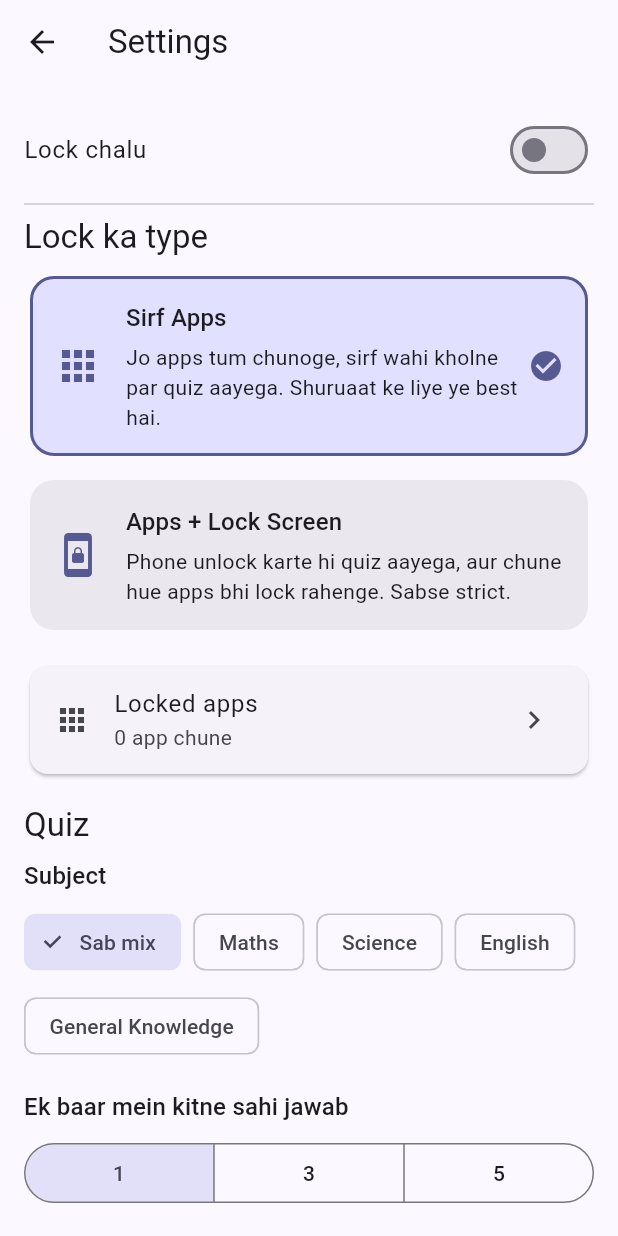
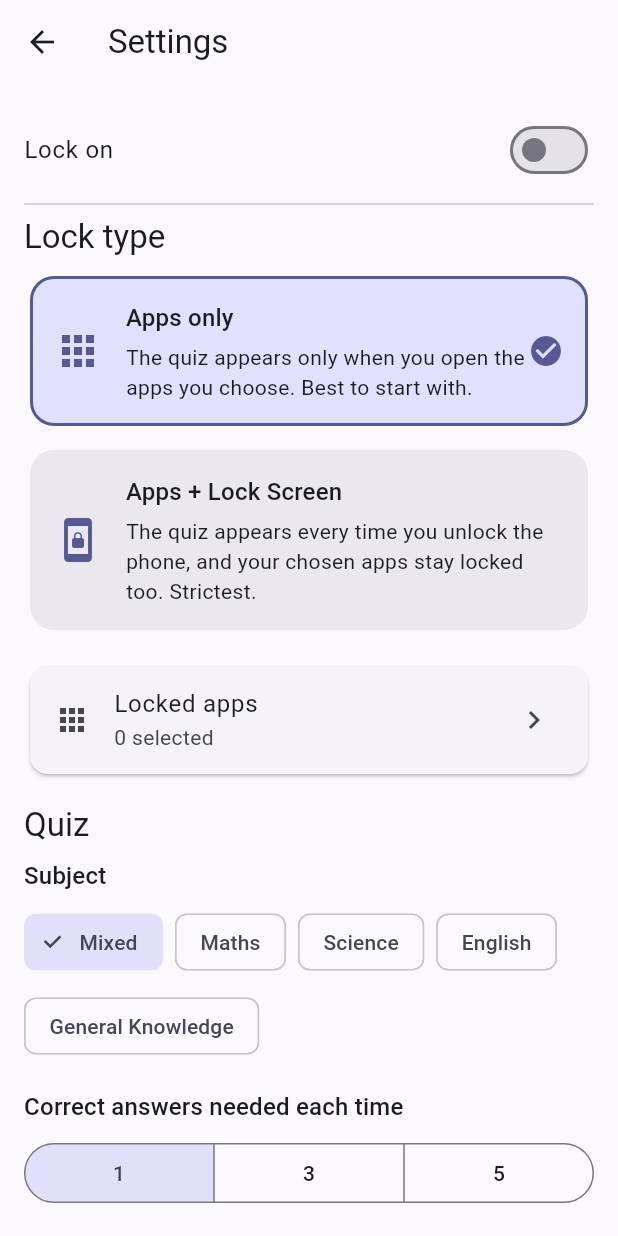
Before and after one commit to scarwill/lock-app, a Flutter app: the SettingsScreen screen opened directly with empty values, on a phone screen of 412 x 824 dp. Run offline on Flutter 3.47's test engine with Material 3 defaults, Android fonts, the phone set to English and light mode, and no system bars.

Commit message:
Switch the whole app UI to English
Co-Authored-By: Claude Opus 5.5 <noreply@anthropic.com>
Claude-Session: https://claude.ai/code/session_01Whi4AxV14YsvU285gLF8Gs

```diff
--- a/assets/questions.json
+++ b/assets/questions.json
@@ -1,6 +1,6 @@
 {
   "version": 1,
-  "note": "Sirf testing ke 5 sawal. Asli question bank baad mein yahin daalna hai, isi format mein.",
+  "note": "5 questions for testing only. Add the real question bank here later, in the same format.",
   "questions": [
     {
       "id": "test-maths-1",
--- a/lib/screens/home.dart
+++ b/lib/screens/home.dart
@@ -98,17 +98,17 @@ class _HomeScreenState extends State<HomeScreen> with WidgetsBindingObserver {
                   crossAxisAlignment: CrossAxisAlignment.start,
                   children: [
                     Text(
-                      on ? '🔒 Lock chalu hai' : '⚠️ Lock abhi nahi chal raha',
+                      on ? '🔒 Lock is on' : '⚠️ Lock is not running',
                       style: text.headlineSmall?.copyWith(color: Colors.white),
                     ),
                     const SizedBox(height: 8),
                     Text(
-                      '${s.lockedApps.length} apps lock'
+                      '${s.lockedApps.length} apps locked'
                       '${s.locksScreen ? ' + lock screen quiz' : ''}',
                       style: const TextStyle(color: Colors.white),
                     ),
                     if (st.freeUntil != null)
-                      Text('Free time: ${_time(st.freeUntil!)} tak',
+                      Text('Free until ${_time(st.freeUntil!)}',
                           style: const TextStyle(color: Colors.white)),
                   ],
                 ),
@@ -118,23 +118,23 @@ class _HomeScreenState extends State<HomeScreen> with WidgetsBindingObserver {
               Card(
                 child: ListTile(
                   leading: const Icon(Icons.error, color: Colors.red),
-                  title: Text('Permission band ho gayi: ${missing.join(', ')}'),
-                  subtitle: const Text('Iske bina lock kaam nahi karega.'),
+                  title: Text('Permission turned off: ${missing.join(', ')}'),
+                  subtitle: const Text('The lock will not work without it.'),
                   trailing: FilledButton(
                     onPressed: () => Native.openPermission(
                         _perms['usage'] != true ? 'usage' : 'overlay'),
-                    child: const Text('Theek karo'),
+                    child: const Text('Fix'),
                   ),
                 ),
               ),
             const SizedBox(height: 8),
-            Text('Aaj', style: text.titleMedium),
+            Text('Today', style: text.titleMedium),
             const SizedBox(height: 8),
             Row(
               children: [
-                _Stat('Sahi', '${st.todayCorrect}', Colors.green),
-                _Stat('Galat', '${st.todayWrong}', Colors.red),
-                _Stat('Skip bache', '${st.skipsLeft}', Colors.blue),
+                _Stat('Correct', '${st.todayCorrect}', Colors.green),
+                _Stat('Wrong', '${st.todayWrong}', Colors.red),
+                _Stat('Skips left', '${st.skipsLeft}', Colors.blue),
               ],
             ),
             if (_pending != null) ...[
@@ -142,9 +142,9 @@ class _HomeScreenState extends State<HomeScreen> with WidgetsBindingObserver {
               Card(
                 child: ListTile(
                   leading: const Icon(Icons.schedule),
-                  title: const Text('Ek change pending hai'),
+                  title: const Text('A change is pending'),
                   subtitle:
-                      Text('${_date(_pending!.applyAt)} ko lagu hoga.'),
+                      Text('Takes effect on ${_date(_pending!.applyAt)}.'),
                   trailing: TextButton(
                     onPressed: () async {
                       await Native.cancelPending();
@@ -159,13 +159,13 @@ class _HomeScreenState extends State<HomeScreen> with WidgetsBindingObserver {
             FilledButton.icon(
               onPressed: Native.testQuiz,
               icon: const Icon(Icons.play_arrow),
-              label: const Text('Test quiz chalao'),
+              label: const Text('Try a test quiz'),
             ),
             const SizedBox(height: 8),
             OutlinedButton.icon(
               onPressed: _openSettings,
               icon: const Icon(Icons.settings),
-              label: const Text('Settings badlo'),
+              label: const Text('Change settings'),
             ),
           ],
         ),
--- a/lib/screens/onboarding.dart
+++ b/lib/screens/onboarding.dart
@@ -49,48 +49,48 @@ class _OnboardingScreenState extends State<OnboardingScreen> {
   void _changed() => setState(() {});
 
   List<_Step> get _steps => [
-        _Step('Quiz Lock mein swagat hai 👋', _modeStep,
-            subtitle: 'Ye app kiske liye set kar rahe ho?'),
+        _Step('Welcome to Quiz Lock 👋', _modeStep,
+            subtitle: 'Who are you setting this up for?'),
         if (_s.isParent)
-          _Step('Parent PIN banao', _pinStep,
+          _Step('Create a parent PIN', _pinStep,
               subtitle:
-                  'Ye PIN settings badalne aur bachche ka phone kholne mein lagega.',
+                  'You will need this PIN to change settings and to unlock your child\'s phone.',
               canNext: () =>
                   _pin1.text.length == 4 && _pin1.text == _pin2.text),
-        _Step('Lock kaisa chahiye?', () => LockTypeSection(
+        _Step('What should be locked?', () => LockTypeSection(
                 settings: _s, onChanged: _changed)),
-        _Step('Kaunse apps lock karne hain?',
+        _Step('Which apps do you want to lock?',
             () => AppPicker(selected: _s.lockedApps, onChanged: _changed),
-            subtitle: 'Kam se kam 1 app chuno.',
+            subtitle: 'Pick at least 1 app.',
             canNext: () => _s.lockedApps.isNotEmpty,
             scrolls: true),
         _Step('Quiz settings',
             () => QuizSection(settings: _s, onChanged: _changed)),
-        _Step('Free time aur skip',
+        _Step('Free time and skips',
             () => FreeTimeSection(settings: _s, onChanged: _changed)),
-        _Step('⚠️ Dhyan se padho', _cautionStep, canNext: () => _confirmed),
+        _Step('⚠️ Read carefully', _cautionStep, canNext: () => _confirmed),
         _Step('Permissions', _permissionsStep,
-            subtitle: 'Ek-ek karke allow karo. Zaroori wale ke bina lock nahi chalega.',
+            subtitle: 'Allow them one by one. The lock won\'t work without the required ones.',
             canNext: () => _permissionsOk),
-        _Step('Test karke dekho', _testStep),
+        _Step('Try it out', _testStep),
       ];
 
   Widget _modeStep() => Column(
         children: [
           ChoiceCard(
             icon: Icons.school,
-            title: 'Student (khud ke liye)',
+            title: 'Student (for myself)',
             subtitle:
-                'Padhai ke beech phone ki aadat kam karni hai. Settings dheeli karne par 24 ghante wait.',
+                'Cut down phone use while studying. Loosening settings takes 24 hours.',
             selected: _s.mode == LockSettings.modeStudent,
             onTap: () => setState(() => _s.mode = LockSettings.modeStudent),
           ),
           const SizedBox(height: 8),
           ChoiceCard(
             icon: Icons.family_restroom,
-            title: 'Parent (bachche ke liye)',
+            title: 'Parent (for my child)',
             subtitle:
-                'Bachche ke games aur apps par quiz. Settings sirf PIN se badlengi.',
+                'Quiz before your child\'s games and apps. Settings change only with your PIN.',
             selected: _s.mode == LockSettings.modeParent,
             onTap: () => setState(() => _s.mode = LockSettings.modeParent),
           ),
@@ -115,10 +115,10 @@ class _OnboardingScreenState extends State<OnboardingScreen> {
             keyboardType: TextInputType.number,
             maxLength: 4,
             decoration: InputDecoration(
-              labelText: 'PIN dobara dalo',
+              labelText: 'Enter PIN again',
               border: const OutlineInputBorder(),
               errorText: _pin2.text.length == 4 && _pin1.text != _pin2.text
-                  ? 'Dono PIN alag hain'
+                  ? 'PINs don\'t match'
                   : null,
             ),
             onChanged: (_) => _changed(),
@@ -128,14 +128,14 @@ class _OnboardingScreenState extends State<OnboardingScreen> {
 
   Widget _cautionStep() {
     final loosen = _s.isParent
-        ? 'Setup ke baad settings sirf Parent PIN se badlengi.'
-        : 'Setup ke baad lock dheela karna (app hatana, lock band karna) 24 ghante baad lagu hoga.';
+        ? 'After setup, settings can only be changed with the parent PIN.'
+        : 'After setup, loosening the lock (removing apps, turning it off) takes effect after 24 hours.';
     final points = [
       if (_s.locksScreen)
-        'Phone band karke ya restart karke bhi quiz se nahi bach sakte. Phone khulte hi quiz dena padega.'
+        'Turning the phone off or restarting it won\'t get you out of the quiz. You\'ll have to answer as soon as the phone is unlocked.'
       else
-        'Phone band karke ya restart karke bhi lock nahi hatega. Chune hue apps kholte hi quiz dena padega.',
-      'Emergency call aur aane wali call hamesha chalegi.',
+        'Turning the phone off or restarting it won\'t remove the lock. You\'ll have to answer whenever you open a locked app.',
+      'Emergency calls and incoming calls always work.',
       loosen,
     ];
     return Column(
@@ -158,17 +158,17 @@ class _OnboardingScreenState extends State<OnboardingScreen> {
           contentPadding: EdgeInsets.zero,
           value: _understood,
           onChanged: (v) => setState(() => _understood = v ?? false),
-          title: const Text('Main samajh gaya/gayi'),
+          title: const Text('I understand'),
         ),
         const SizedBox(height: 12),
         if (_confirmed)
           const ListTile(
             leading: Icon(Icons.check_circle, color: Colors.green),
-            title: Text('Pakka ho gaya. Aage badho.'),
+            title: Text('Confirmed. Tap Next.'),
           )
         else
           HoldButton(
-            label: 'Haan, Lock Shuru Karo (3 sec dabao)',
+            label: 'Yes, start the lock (hold 3 sec)',
             enabled: _understood,
             onDone: () => setState(() => _confirmed = true),
           ),
@@ -187,7 +187,7 @@ class _OnboardingScreenState extends State<OnboardingScreen> {
         crossAxisAlignment: CrossAxisAlignment.start,
         children: [
           const Text(
-            'Ek demo quiz chala ke dekho. Jaan-boojh ke ek galat jawab bhi do, taki penalty timer bhi dikh jaye.',
+            'Run a demo quiz. Give one wrong answer on purpose to see the penalty timer too.',
             style: TextStyle(fontSize: 16),
           ),
           const SizedBox(height: 16),
@@ -198,7 +198,7 @@ class _OnboardingScreenState extends State<OnboardingScreen> {
               setState(() => _tested = true);
             },
             icon: const Icon(Icons.play_arrow),
-            label: Text(_tested ? 'Dobara test karo' : 'Test quiz chalao'),
+            label: Text(_tested ? 'Test again' : 'Start test quiz'),
           ),
         ],
       );
@@ -265,12 +265,12 @@ class _OnboardingScreenState extends State<OnboardingScreen> {
                     if (_index > 0)
                       TextButton(
                         onPressed: () => setState(() => _index--),
-                        child: const Text('Peeche'),
+                        child: const Text('Back'),
                       ),
                     const Spacer(),
                     FilledButton(
                       onPressed: step.canNext() ? _next : null,
-                      child: Text(last ? 'Setup complete ✅' : 'Aage'),
+                      child: Text(last ? 'Finish setup ✅' : 'Next'),
                     ),
                   ],
                 ),
--- a/lib/screens/settings_screen.dart
+++ b/lib/screens/settings_screen.dart
@@ -22,7 +22,7 @@ class _SettingsScreenState extends State<SettingsScreen> {
   Future<void> _pickApps() async {
     await Navigator.of(context).push(MaterialPageRoute(
       builder: (_) => Scaffold(
-        appBar: AppBar(title: const Text('Apps chuno')),
+        appBar: AppBar(title: const Text('Choose apps')),
         body: AppPicker(selected: _draft.lockedApps, onChanged: () {}),
       ),
     ));
@@ -32,7 +32,7 @@ class _SettingsScreenState extends State<SettingsScreen> {
   Future<void> _save() async {
     if (_draft.lockedApps.isEmpty) {
       ScaffoldMessenger.of(context).showSnackBar(
-          const SnackBar(content: Text('Kam se kam 1 app chuno')));
+          const SnackBar(content: Text('Pick at least 1 app')));
       return;
     }
     final looser = _draft.looserThan(widget.current);
@@ -41,16 +41,16 @@ class _SettingsScreenState extends State<SettingsScreen> {
       final ok = await showDialog<bool>(
         context: context,
         builder: (context) => AlertDialog(
-          title: const Text('Ye change 24 ghante baad lagu hoga'),
+          title: const Text('This change takes effect in 24 hours'),
           content: Text(
-              'Isme lock dheela ho raha hai:\n• ${looser.join('\n• ')}\n\nTab tak purani settings chalti rahengi. Pehle se koi change pending hai to wo cancel ho jayega.'),
+              'This loosens the lock:\n• ${looser.join('\n• ')}\n\nYour current settings stay until then. Any change already pending will be cancelled.'),
           actions: [
             TextButton(
                 onPressed: () => Navigator.pop(context, false),
-                child: const Text('Rehne do')),
+                child: const Text('Cancel')),
             FilledButton(
                 onPressed: () => Navigator.pop(context, true),
-                child: const Text('Theek hai')),
+                child: const Text('OK')),
           ],
         ),
       );
@@ -77,12 +77,12 @@ class _SettingsScreenState extends State<SettingsScreen> {
         children: [
           SwitchListTile(
             contentPadding: EdgeInsets.zero,
-            title: const Text('Lock chalu'),
+            title: const Text('Lock on'),
             value: _draft.enabled,
             onChanged: (v) => setState(() => _draft.enabled = v),
           ),
           const Divider(),
-          Text('Lock ka type', style: text.titleLarge),
+          Text('Lock type', style: text.titleLarge),
           const SizedBox(height: 8),
           LockTypeSection(settings: _draft, onChanged: _changed),
           const SizedBox(height: 16),
@@ -90,7 +90,7 @@ class _SettingsScreenState extends State<SettingsScreen> {
             child: ListTile(
               leading: const Icon(Icons.apps),
               title: const Text('Locked apps'),
-              subtitle: Text('${_draft.lockedApps.length} app chune'),
+              subtitle: Text('${_draft.lockedApps.length} selected'),
               trailing: const Icon(Icons.chevron_right),
               onTap: _pickApps,
             ),
--- a/lib/settings.dart
+++ b/lib/settings.dart
@@ -71,14 +71,14 @@ class LockSettings {
   /// dheela change nahi, turant lagu ho sakta hai.
   List<String> looserThan(LockSettings old) {
     final reasons = <String>[];
-    if (old.enabled && !enabled) reasons.add('Lock band karna');
+    if (old.enabled && !enabled) reasons.add('Turning the lock off');
     final removed = old.lockedApps.where((p) => !lockedApps.contains(p));
-    if (removed.isNotEmpty) reasons.add('${removed.length} app lock se hatana');
-    if (old.locksScreen && !locksScreen) reasons.add('Lock screen quiz hatana');
-    if (questionsPerUnlock < old.questionsPerUnlock) reasons.add('Kam sawal');
-    if (penaltySeconds < old.penaltySeconds) reasons.add('Penalty kam karna');
-    if (cooldownMinutes > old.cooldownMinutes) reasons.add('Free time badhana');
-    if (dailySkips > old.dailySkips) reasons.add('Zyada skip');
+    if (removed.isNotEmpty) reasons.add('Unlocking ${removed.length} app(s)');
+    if (old.locksScreen && !locksScreen) reasons.add('Removing the lock screen quiz');
+    if (questionsPerUnlock < old.questionsPerUnlock) reasons.add('Fewer questions');
+    if (penaltySeconds < old.penaltySeconds) reasons.add('Shorter penalty');
+    if (cooldownMinutes > old.cooldownMinutes) reasons.add('Longer free time');
+    if (dailySkips > old.dailySkips) reasons.add('More skips');
     return reasons;
   }
 }
@@ -90,7 +90,7 @@ class Category {
 }
 
 const categories = [
-  Category('mixed', 'Sab mix'),
+  Category('mixed', 'Mixed'),
   Category('maths', 'Maths'),
   Category('science', 'Science'),
   Category('english', 'English'),
--- a/lib/widgets/permissions.dart
+++ b/lib/widgets/permissions.dart
@@ -12,19 +12,19 @@ class PermissionInfo {
 
 const basePermissions = [
   PermissionInfo('usage', 'Usage Access',
-      'Kaunsa app khula hai, ye pata karne ke liye.',
+      'To know which app is open.',
       required: true),
   PermissionInfo('overlay', 'Display over other apps',
-      'Quiz ko dusre apps ke upar dikhane ke liye.',
+      'To show the quiz on top of other apps.',
       required: true),
   PermissionInfo('notifications', 'Notifications',
-      'Lock chal raha hai, ye chhota notification dikhane ke liye.'),
-  PermissionInfo('battery', 'Battery optimization band',
-      'Taki phone khud se is app ko band na kare.'),
+      'To show a small notification while the lock is running.'),
+  PermissionInfo('battery', 'Battery optimization off',
+      'So the phone doesn\'t stop this app in the background.'),
 ];
 
 const adminPermission = PermissionInfo('admin', 'Uninstall protection',
-    'Taki bachcha bina parent ke app delete na kar sake.');
+    'So your child can\'t delete the app without you.');
 
 /// Permissions ki list. App par wapas aate hi status khud refresh hota hai.
 class PermissionsList extends StatefulWidget {
@@ -77,7 +77,7 @@ class _PermissionsListState extends State<PermissionsList>
       children: [
         for (final p in _items)
           _PermissionTile(
-            title: p.required ? '${p.title} (zaroori)' : p.title,
+            title: p.required ? '${p.title} (required)' : p.title,
             why: p.why,
             granted: _granted[p.key] == true,
             onTap: () => Native.openPermission(p.key),
@@ -85,7 +85,7 @@ class _PermissionsListState extends State<PermissionsList>
         _PermissionTile(
           title: 'Autostart',
           why:
-              'Xiaomi, Oppo, Vivo, Realme jaise phones par zaroori hai, warna restart ke baad lock nahi chalega. Setting mein is app ko ON karke wapas aao.',
+              'Needed on phones like Xiaomi, Oppo, Vivo and Realme, otherwise the lock stops after a restart. Turn this app ON there and come back.',
           granted: _autostartDone,
           onTap: () async {
             await Native.openPermission('autostart');
--- a/lib/widgets/sections.dart
+++ b/lib/widgets/sections.dart
@@ -123,9 +123,9 @@ class LockTypeSection extends StatelessWidget {
       children: [
         ChoiceCard(
           icon: Icons.apps,
-          title: 'Sirf Apps',
+          title: 'Apps only',
           subtitle:
-              'Jo apps tum chunoge, sirf wahi kholne par quiz aayega. Shuruaat ke liye ye best hai.',
+              'The quiz appears only when you open the apps you choose. Best to start with.',
           selected: settings.lockType == LockSettings.lockApps,
           onTap: () {
             settings.lockType = LockSettings.lockApps;
@@ -137,7 +137,7 @@ class LockTypeSection extends StatelessWidget {
           icon: Icons.screen_lock_portrait,
           title: 'Apps + Lock Screen',
           subtitle:
-              'Phone unlock karte hi quiz aayega, aur chune hue apps bhi lock rahenge. Sabse strict.',
+              'The quiz appears every time you unlock the phone, and your chosen apps stay locked too. Strictest.',
           selected: settings.lockType == LockSettings.lockAppsAndScreen,
           onTap: () {
             settings.lockType = LockSettings.lockAppsAndScreen;
@@ -179,7 +179,7 @@ class QuizSection extends StatelessWidget {
         ),
         const SizedBox(height: 8),
         OptionRow(
-          label: 'Ek baar mein kitne sahi jawab',
+          label: 'Correct answers needed each time',
           values: const [1, 3, 5],
           value: settings.questionsPerUnlock,
           format: (v) => '$v',
@@ -189,8 +189,8 @@ class QuizSection extends StatelessWidget {
           },
         ),
         OptionRow(
-          label: 'Galat jawab par rukna',
-          hint: 'Taki tukka maar ke na nikal sako',
+          label: 'Wait after a wrong answer',
+          hint: 'Stops random guessing',
           values: const [10, 15, 30],
           value: settings.penaltySeconds,
           format: (v) => '$v sec',
@@ -215,8 +215,8 @@ class FreeTimeSection extends StatelessWidget {
     return Column(
       children: [
         OptionRow(
-          label: 'Sahi jawab ke baad kitni der free',
-          hint: 'Is time mein dobara quiz nahi aayega',
+          label: 'Free time after passing',
+          hint: 'No quiz during this time',
           values: const [15, 30, 60],
           value: settings.cooldownMinutes,
           format: (v) => '$v min',
@@ -226,8 +226,8 @@ class FreeTimeSection extends StatelessWidget {
           },
         ),
         OptionRow(
-          label: 'Din mein Emergency Skip',
-          hint: 'Bina quiz ke kholne ka mauka. Raat 12 baje reset hota hai.',
+          label: 'Emergency skips per day',
+          hint: 'Open without a quiz. Resets at midnight.',
           values: const [0, 1, 2],
           value: settings.dailySkips,
           format: (v) => '$v',
@@ -315,7 +315,7 @@ class _AppPickerState extends State<AppPicker> {
           child: TextField(
             decoration: const InputDecoration(
               prefixIcon: Icon(Icons.search),
-              hintText: 'App dhundo',
+              hintText: 'Search apps',
               border: OutlineInputBorder(),
               isDense: true,
             ),
@@ -326,7 +326,7 @@ class _AppPickerState extends State<AppPicker> {
           padding: const EdgeInsets.symmetric(horizontal: 16),
           child: Align(
             alignment: Alignment.centerLeft,
-            child: Text('${widget.selected.length} app chune'),
+            child: Text('${widget.selected.length} selected'),
           ),
         ),
         Expanded(
@@ -342,7 +342,7 @@ class _AppPickerState extends State<AppPicker> {
               ],
               Padding(
                 padding: const EdgeInsets.fromLTRB(16, 12, 16, 4),
-                child: Text('Saare apps', style: style),
+                child: Text('All apps', style: style),
               ),
               ...filtered.map(_tile),
             ],
@@ -412,7 +412,7 @@ class _HoldButtonState extends State<HoldButton>
                 ),
                 Center(
                   child: Text(
-                    _anim.value > 0 ? 'Dabaye rakho...' : widget.label,
+                    _anim.value > 0 ? 'Keep holding...' : widget.label,
                     style: TextStyle(
                       fontSize: 16,
                       fontWeight: FontWeight.w600,
@@ -439,7 +439,7 @@ Future<bool> askPin(BuildContext context) async {
     context: context,
     builder: (context) => StatefulBuilder(
       builder: (context, setState) => AlertDialog(
-        title: const Text('Parent PIN dalo'),
+        title: const Text('Enter parent PIN'),
         content: TextField(
           controller: ctrl,
           autofocus: true,
@@ -457,10 +457,10 @@ Future<bool> askPin(BuildContext context) async {
               if (await Native.checkPin(ctrl.text)) {
                 if (context.mounted) Navigator.pop(context, true);
               } else {
-                setState(() => error = 'Galat PIN');
+                setState(() => error = 'Wrong PIN');
               }
             },
-            child: const Text('Kholo'),
+            child: const Text('Unlock'),
           ),
         ],
       ),
```
Also changed, not shown: 4 other files.
